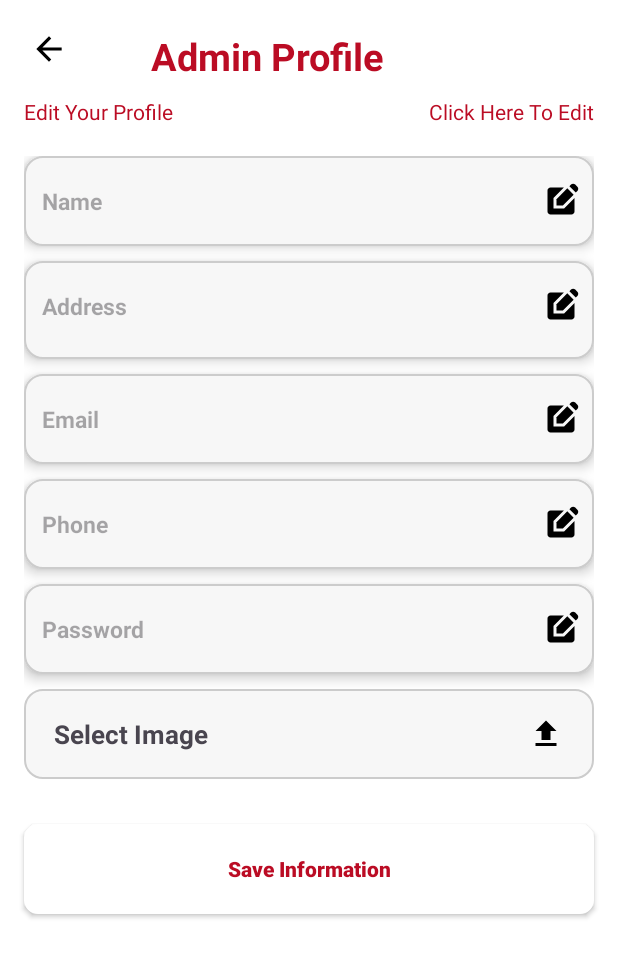
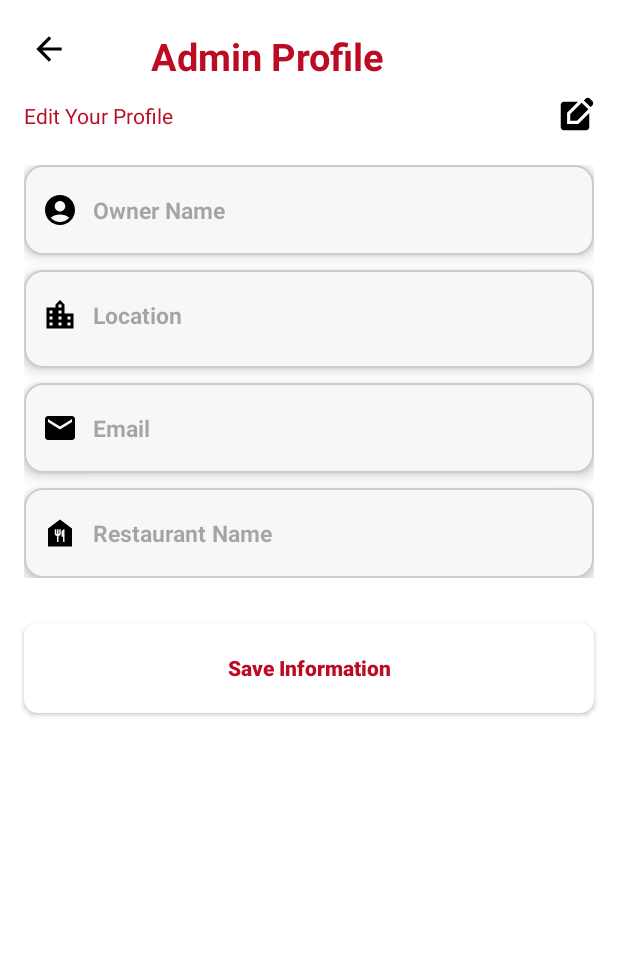
Before and after one commit to Pradeep912830/QuickBite-Vendor, an Android app: the AdminProfile screen opened directly, with no data from a screen before it, on a phone screen of 412 x 824 dp. Shown: the top 957 px of the screen. Run offline under Robolectric (Android 15) with nearby library versions, the phone set to English and light mode, and no system bars; our stand-ins replace Firebase (no records; nobody signed in at launch, a user with empty details on screens opened directly).

Commit message:
Profile completed

```diff
--- a/app/src/main/java/com/example/foodorderingadmin/AdminProfile.java
+++ b/app/src/main/java/com/example/foodorderingadmin/AdminProfile.java
@@ -1,18 +1,42 @@
 package com.example.foodorderingadmin;
 
 import android.annotation.SuppressLint;
+import android.app.ProgressDialog;
 import android.os.Bundle;
+import android.util.Patterns;
+import android.view.View;
+import android.widget.EditText;
 import android.widget.ImageView;
+import android.widget.Toast;
 
 import androidx.activity.EdgeToEdge;
+import androidx.annotation.NonNull;
 import androidx.appcompat.app.AppCompatActivity;
+import androidx.appcompat.widget.AppCompatButton;
 import androidx.core.graphics.Insets;
 import androidx.core.view.ViewCompat;
 import androidx.core.view.WindowInsetsCompat;
 
+import com.google.firebase.auth.FirebaseAuth;
+import com.google.firebase.auth.FirebaseUser;
+import com.google.firebase.database.DataSnapshot;
+import com.google.firebase.database.DatabaseError;
+import com.google.firebase.database.DatabaseReference;
+import com.google.firebase.database.FirebaseDatabase;
+import com.google.firebase.database.ValueEventListener;
+
+import java.util.HashMap;
+
 public class AdminProfile extends AppCompatActivity {
 
-    ImageView backButton;
+    ImageView backButton, editProfileIcon;
+    EditText ownerNameUpdate, emailUpdate, restaurantNameUpdate, locationUpdate;
+    AppCompatButton btnUpdate;
+
+    FirebaseAuth auth;
+    DatabaseReference reference;
+    String uid;
+    ProgressDialog progressDialog;
 
     @SuppressLint("MissingInflatedId")
     @Override
@@ -26,8 +50,126 @@ public class AdminProfile extends AppCompatActivity {
             return insets;
         });
 
+        editProfileIcon = findViewById(R.id.editProfileIcon);
+        ownerNameUpdate = findViewById(R.id.ownerNameUpdate); // fixed
+        emailUpdate = findViewById(R.id.emailUpdate);
+        restaurantNameUpdate = findViewById(R.id.restaurantNameUpdate);
+        locationUpdate = findViewById(R.id.locationUpdate);
+        btnUpdate = findViewById(R.id.btnUpdate); // fixed
+
+
+        auth = FirebaseAuth.getInstance();
+        FirebaseUser user = auth.getCurrentUser();
+
+        if(user != null){
+            uid = user.getUid();
+            reference = FirebaseDatabase.getInstance().getReference("AdminUsers").child(uid);
+        }else{
+            Toast.makeText(this, "User not logged in!", Toast.LENGTH_SHORT).show();
+            finish();
+        }
+
+
+        editProfileIcon.setOnClickListener(new View.OnClickListener() {
+            @Override
+            public void onClick(View v) {
+                fetchProfileData();
+            }
+        });
+
+
+        btnUpdate.setOnClickListener(new View.OnClickListener() {
+            @Override
+            public void onClick(View v) {
+                updateProfileData();
+            }
+        });
+
+
+
         backButton = findViewById(R.id.backButton);
 
         backButton.setOnClickListener(v -> onBackPressed());
     }
+
+    private void fetchProfileData(){
+        progressDialog = new ProgressDialog(this);
+        progressDialog.setMessage("Profile loading...");
+        progressDialog.setCancelable(false);
+        progressDialog.show();
+        reference.addListenerForSingleValueEvent(new ValueEventListener() {
+            @Override
+            public void onDataChange(@NonNull DataSnapshot snapshot) {
+                progressDialog.dismiss();
+                if(snapshot.exists()){
+                    String ownerName = snapshot.child("ownerName").getValue(String.class);
+                    String email = snapshot.child("email").getValue(String.class);
+                    String restaurantName = snapshot.child("restaurantName").getValue(String.class);
+                    String location = snapshot.child("location").getValue(String.class);
+
+
+                    ownerNameUpdate.setText(ownerName);
+                    emailUpdate.setText(email);
+                    restaurantNameUpdate.setText(restaurantName);
+                    locationUpdate.setText(location);
+
+                }else {
+                    Toast.makeText(AdminProfile.this, "Profile not found!", Toast.LENGTH_SHORT).show();
+                    finish();
+                }
+            }
+
+            @Override
+            public void onCancelled(@NonNull DatabaseError error) {
+                  progressDialog.dismiss();
+                  Toast.makeText(AdminProfile.this, "Error:"+error.getMessage(), Toast.LENGTH_SHORT).show();
+            }
+
+        });
+    }
+
+
+    private void updateProfileData(){
+
+        String ownerName = ownerNameUpdate.getText().toString().trim();
+        String email = emailUpdate.getText().toString().trim();
+        String location = locationUpdate.getText().toString().trim();
+        String restaurantName = restaurantNameUpdate.getText().toString().trim();
+
+        if (!Patterns.EMAIL_ADDRESS.matcher(email).matches()) {
+            emailUpdate.setError("Invalid email format");
+            return;
+        }
+
+        if(ownerName.isEmpty() || email.isEmpty() || location.isEmpty() || restaurantName.isEmpty()){
+            Toast.makeText(this, "Please Fill the fields!", Toast.LENGTH_SHORT).show();
+            return;
+        }
+
+        progressDialog = new ProgressDialog(this);
+        progressDialog.setMessage("Profile updating...");
+        progressDialog.setCancelable(false);
+        progressDialog.show();
+
+        HashMap<String, Object> map = new HashMap<>();
+        map.put("ownerName", ownerName);
+        map.put("email", email);
+        map.put("restaurantName", restaurantName);
+        map.put("location", location);
+
+        reference.updateChildren(map).addOnCompleteListener(aVoid->{
+            progressDialog.dismiss();
+            if(aVoid.isSuccessful()){
+                Toast.makeText(this, "Profile updated successfully!", Toast.LENGTH_SHORT).show();
+            }else{
+                Toast.makeText(this, "Failed to update the details!", Toast.LENGTH_SHORT).show();
+            }
+        });
+
+    }
+
+
+
+
+
 }
--- /dev/null
+++ b/app/src/main/res/drawable/baseline_food_bank_24.xml
@@ -0,0 +1,5 @@
+<vector xmlns:android="http://schemas.android.com/apk/res/android" android:height="24dp" android:tint="#000000" android:viewportHeight="24" android:viewportWidth="24" android:width="24dp">
+
+    <path android:fillColor="@android:color/white" android:pathData="M12,3L4,9v12h16V9L12,3zM12.5,12.5c0,0.83 -0.67,1.5 -1.5,1.5v4h-1v-4c-0.83,0 -1.5,-0.67 -1.5,-1.5v-3h1v3H10v-3h1v3h0.5v-3h1V12.5zM15,18h-1v-3.5h-1v-3c0,-1.1 0.9,-2 2,-2V18z"/>
+
+</vector>
--- /dev/null
+++ b/app/src/main/res/drawable/baseline_location_city_24.xml
@@ -0,0 +1,5 @@
+<vector xmlns:android="http://schemas.android.com/apk/res/android" android:height="24dp" android:tint="#000000" android:viewportHeight="24" android:viewportWidth="24" android:width="24dp">
+
+    <path android:fillColor="@android:color/white" android:pathData="M15,11L15,5l-3,-3 -3,3v2L3,7v14h18L21,11h-6zM7,19L5,19v-2h2v2zM7,15L5,15v-2h2v2zM7,11L5,11L5,9h2v2zM13,19h-2v-2h2v2zM13,15h-2v-2h2v2zM13,11h-2L11,9h2v2zM13,7h-2L11,5h2v2zM19,19h-2v-2h2v2zM19,15h-2v-2h2v2z"/>
+
+</vector>
--- a/app/src/main/res/layout/activity_admin_profile.xml
+++ b/app/src/main/res/layout/activity_admin_profile.xml
@@ -43,22 +43,36 @@
         android:layout_marginRight="16dp"
         android:orientation="horizontal">
 
-        <TextView
-            android:layout_width="0dp"
+
+        <LinearLayout
+            android:layout_width="match_parent"
             android:layout_height="wrap_content"
-            android:layout_weight="1"
-            android:text="Edit Your Profile"
-            android:textStyle="normal"
-            android:textColor="@color/color_dark"
-            android:textSize="14sp" />
+            android:orientation="horizontal"
+            android:gravity="center_vertical">
 
-        <TextView
-            android:layout_width="wrap_content"
-            android:layout_height="wrap_content"
-            android:text="Click Here To Edit"
-            android:textStyle="normal"
-            android:textColor="@color/color_dark"
-            android:textSize="14sp" />
+            <!-- Text on the left -->
+            <TextView
+                android:layout_width="0dp"
+                android:layout_height="wrap_content"
+                android:layout_weight="1"
+                android:text="Edit Your Profile"
+                android:textColor="@color/color_dark"
+                android:textSize="14sp"
+                android:textStyle="normal"
+                tools:ignore="RtlCompat" />
+
+            <!-- Icon on the right -->
+            <ImageView
+                android:id="@+id/editProfileIcon"
+                android:layout_width="25dp"
+                android:layout_height="25dp"
+                android:src="@drawable/edit"
+                android:contentDescription="Edit Profile Icon" />
+
+        </LinearLayout>
+
+
+
     </LinearLayout>
 
 
@@ -77,15 +91,14 @@
         android:orientation="vertical">
 
         <EditText
+            android:id="@+id/ownerNameUpdate"
             android:layout_width="match_parent"
             android:layout_height="60dp"
             android:background="@drawable/edittext_background"
             android:drawableLeft="@drawable/user"
             android:drawablePadding="10dp"
             android:elevation="5dp"
-            android:drawableEnd="@drawable/edit"
-            android:paddingRight="10dp"
-            android:hint="Name"
+            android:hint="Owner Name"
             android:inputType="text"
             android:paddingLeft="12dp"
             android:textColor="@color/black"
@@ -93,18 +106,17 @@
             android:textStyle="bold" />
 
         <EditText
+            android:id="@+id/locationUpdate"
             android:layout_width="match_parent"
             android:layout_height="wrap_content"
             android:background="@drawable/edittext_background"
-            android:drawableLeft="@drawable/baseline_home_24"
+            android:drawableLeft="@drawable/baseline_location_city_24"
             android:drawablePadding="10dp"
             android:elevation="5dp"
-            android:paddingEnd="10dp"
-            android:drawableEnd="@drawable/edit"
             android:minLines="3"
             android:paddingBottom="5dp"
             android:layout_marginTop="10dp"
-            android:hint="Address"
+            android:hint="Location"
             android:paddingLeft="12dp"
             android:paddingRight="5dp"
             android:textColor="@color/black"
@@ -112,6 +124,7 @@
             android:textStyle="bold" />
 
         <EditText
+            android:id="@+id/emailUpdate"
             android:layout_width="match_parent"
             android:layout_height="60dp"
             android:background="@drawable/edittext_background"
@@ -119,69 +132,37 @@
             android:drawablePadding="10dp"
             android:elevation="5dp"
             android:layout_marginTop="10dp"
-            android:paddingEnd="10dp"
-            android:drawableEnd="@drawable/edit"
             android:hint="Email"
+            android:inputType="text"
+            android:paddingLeft="12dp"
+            android:textColor="@color/black"
+            android:textSize="15sp"
+            android:textStyle="bold"
+            tools:ignore="TextFields" />
+
+        <EditText
+            android:id="@+id/restaurantNameUpdate"
+            android:layout_width="match_parent"
+            android:layout_height="60dp"
+            android:background="@drawable/edittext_background"
+            android:drawableLeft="@drawable/baseline_food_bank_24"
+            android:drawablePadding="10dp"
+            android:elevation="5dp"
+            android:layout_marginTop="10dp"
+            android:hint="Restaurant Name"
             android:inputType="text"
             android:paddingLeft="12dp"
             android:textColor="@color/black"
             android:textSize="15sp"
             android:textStyle="bold" />
 
-        <EditText
-            android:id="@+id/edtEmail"
-            android:layout_width="match_parent"
-            android:layout_height="60dp"
-            android:background="@drawable/edittext_background"
-            android:drawableLeft="@drawable/baseline_phone_24"
-            android:drawablePadding="10dp"
-            android:elevation="5dp"
-            android:layout_marginTop="10dp"
-            android:paddingEnd="10dp"
-            android:drawableEnd="@drawable/edit"
-            android:hint="Phone"
-            android:inputType="phone"
-            android:paddingLeft="12dp"
-            android:textColor="@color/black"
-            android:textSize="15sp"
-            android:textStyle="bold" />
 
-        <EditText
-            android:id="@+id/edtPassword"
-            android:layout_width="match_parent"
-            android:layout_height="60dp"
-            android:hint="Password"
-            android:drawableLeft="@drawable/password"
-            android:drawablePadding="10dp"
-            android:elevation="5dp"
-            android:background="@drawable/edittext_background"
-            android:paddingLeft="12dp"
-            android:textSize="15sp"
-            android:textStyle="bold"
-            android:paddingEnd="10dp"
-            android:drawableEnd="@drawable/edit"
-            android:inputType="textPassword"
-            android:textColor="@color/black"
-            android:layout_marginTop="10dp"/>
-
-        <TextView
-            android:layout_width="match_parent"
-            android:layout_height="60dp"
-            android:text="Select Image"
-            android:gravity="center_vertical"
-            android:paddingLeft="20dp"
-            android:layout_marginTop="10dp"
-            android:textStyle="bold"
-            android:textSize="17sp"
-            android:drawableEnd="@drawable/baseline_upload_24"
-            android:paddingRight="20dp"
-            android:background="@drawable/edittext_background"/>
 
 
     </LinearLayout>
 
     <androidx.appcompat.widget.AppCompatButton
-        android:id="@+id/btnSignup"
+        android:id="@+id/btnUpdate"
         android:layout_width="match_parent"
         android:layout_height="60dp"
         android:text="Save Information"
```
